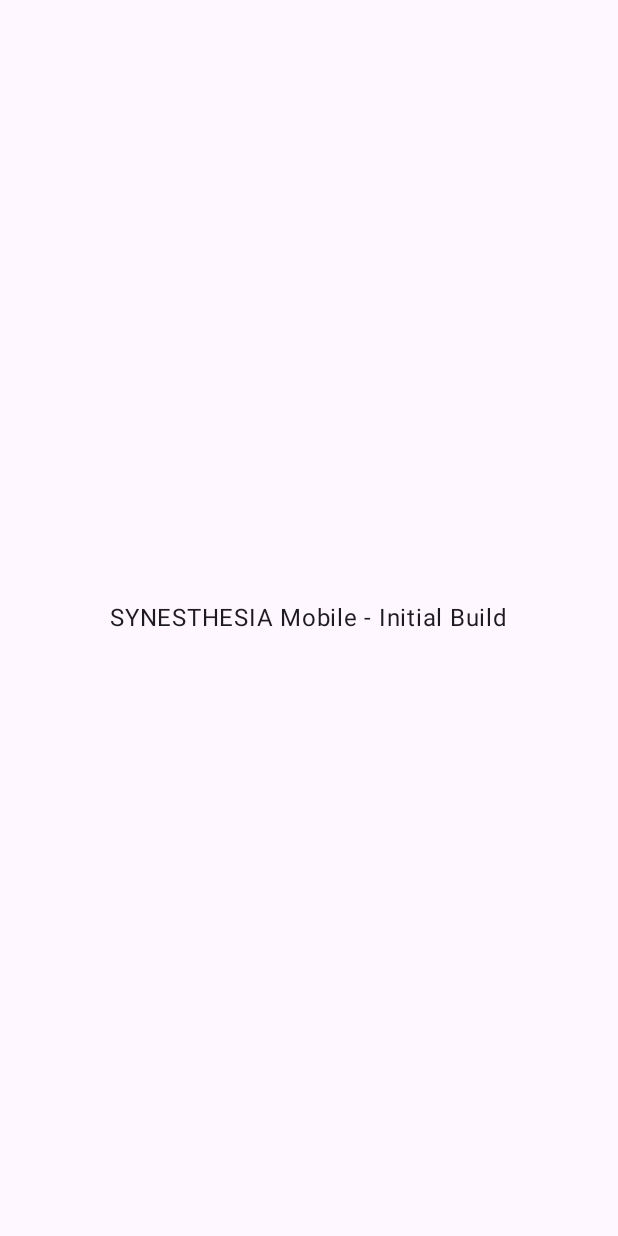
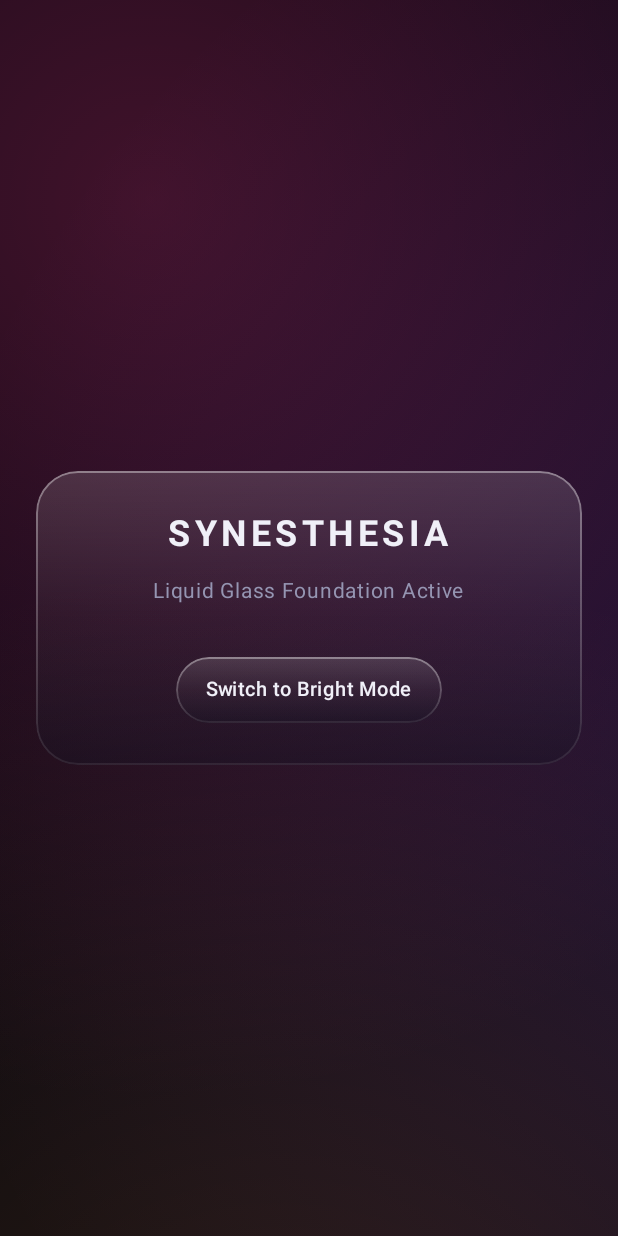
Before and after one commit to hmzzwrld/synesthesia-android, an Android app built with Jetpack Compose: the screen it shows after launch (MainActivity), on a phone screen of 412 x 824 dp. Before the commit the screen is almost empty. Run offline under Robolectric (Android 15) with nearby library versions, the phone set to English and light mode, and no system bars.

Commit message:
Enhance MainActivity with edge-to-edge and theme toggle
Refactor MainActivity to support edge-to-edge layout and theme switching.

```diff
--- a/app/src/main/java/com/synesthesia/mobile/MainActivity.kt
+++ b/app/src/main/java/com/synesthesia/mobile/MainActivity.kt
@@ -3,25 +3,81 @@ package com.synesthesia.mobile
 import android.os.Bundle
 import androidx.activity.ComponentActivity
 import androidx.activity.compose.setContent
-import androidx.compose.foundation.layout.Box
-import androidx.compose.foundation.layout.fillMaxSize
+import androidx.activity.enableEdgeToEdge
+import androidx.compose.foundation.clickable
+import androidx.compose.foundation.layout.*
+import androidx.compose.foundation.shape.RoundedCornerShape
 import androidx.compose.material3.MaterialTheme
-import androidx.compose.material3.Surface
 import androidx.compose.material3.Text
+import androidx.compose.runtime.*
 import androidx.compose.ui.Alignment
 import androidx.compose.ui.Modifier
+import androidx.compose.ui.graphics.Color
+import androidx.compose.ui.text.font.FontWeight
+import androidx.compose.ui.unit.dp
+import androidx.compose.ui.unit.sp
+import com.synesthesia.mobile.ui.theme.SynesthesiaAtmosphere
+import com.synesthesia.mobile.ui.theme.glassSurface
 
 class MainActivity : ComponentActivity() {
     override fun onCreate(savedInstanceState: Bundle?) {
         super.onCreate(savedInstanceState)
+        enableEdgeToEdge()
         setContent {
+            var isDarkTheme by remember { mutableStateOf(true) }
+            val textColor = if (isDarkTheme) Color(0xFFF0F0F8) else Color(0xFF141424)
+            val mutedColor = if (isDarkTheme) Color(0xFF9595B2) else Color(0xFF5A5A78)
+
             MaterialTheme {
-                Surface(
-                    modifier = Modifier.fillMaxSize(),
-                    color = MaterialTheme.colorScheme.background
-                ) {
-                    Box(modifier = Modifier.fillMaxSize(), contentAlignment = Alignment.Center) {
-                        Text(text = "SYNESTHESIA Mobile - Initial Build")
+                SynesthesiaAtmosphere(isDarkTheme = isDarkTheme) {
+                    Box(
+                        modifier = Modifier
+                            .fillMaxSize()
+                            .systemBarsPadding()
+                            .padding(24.dp),
+                        contentAlignment = Alignment.Center
+                    ) {
+                        Column(
+                            modifier = Modifier
+                                .fillMaxWidth()
+                                .glassSurface(
+                                    shape = RoundedCornerShape(28.dp),
+                                    isDarkTheme = isDarkTheme
+                                )
+                                .padding(28.dp),
+                            horizontalAlignment = Alignment.CenterHorizontally,
+                            verticalArrangement = Arrangement.spacedBy(12.dp)
+                        ) {
+                            Text(
+                                text = "SYNESTHESIA",
+                                fontSize = 24.sp,
+                                fontWeight = FontWeight.Bold,
+                                letterSpacing = 3.sp,
+                                color = textColor
+                            )
+                            Text(
+                                text = "Liquid Glass Foundation Active",
+                                fontSize = 14.sp,
+                                color = mutedColor
+                            )
+                            Spacer(modifier = Modifier.height(8.dp))
+                            Box(
+                                modifier = Modifier
+                                    .glassSurface(
+                                        shape = RoundedCornerShape(50),
+                                        isDarkTheme = isDarkTheme
+                                    )
+                                    .clickable { isDarkTheme = !isDarkTheme }
+                                    .padding(horizontal = 20.dp, vertical = 10.dp)
+                            ) {
+                                Text(
+                                    text = if (isDarkTheme) "Switch to Bright Mode" else "Switch to Dark Mode",
+                                    fontSize = 13.sp,
+                                    fontWeight = FontWeight.Medium,
+                                    color = textColor
+                                )
+                            }
+                        }
                     }
                 }
             }
```
